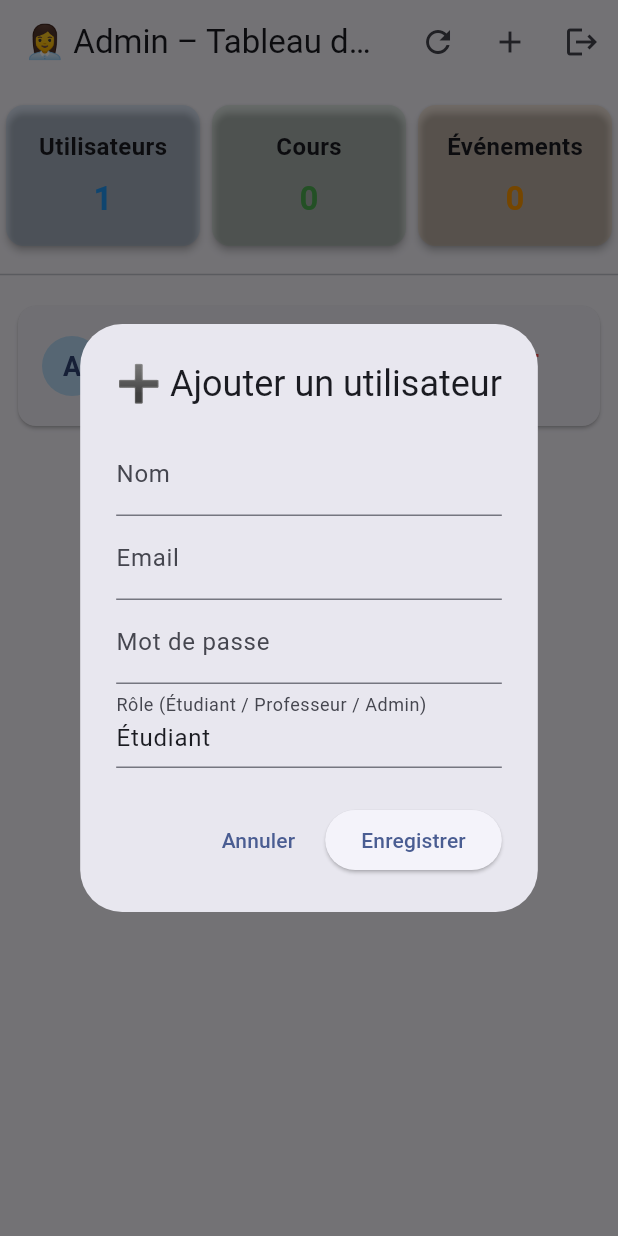
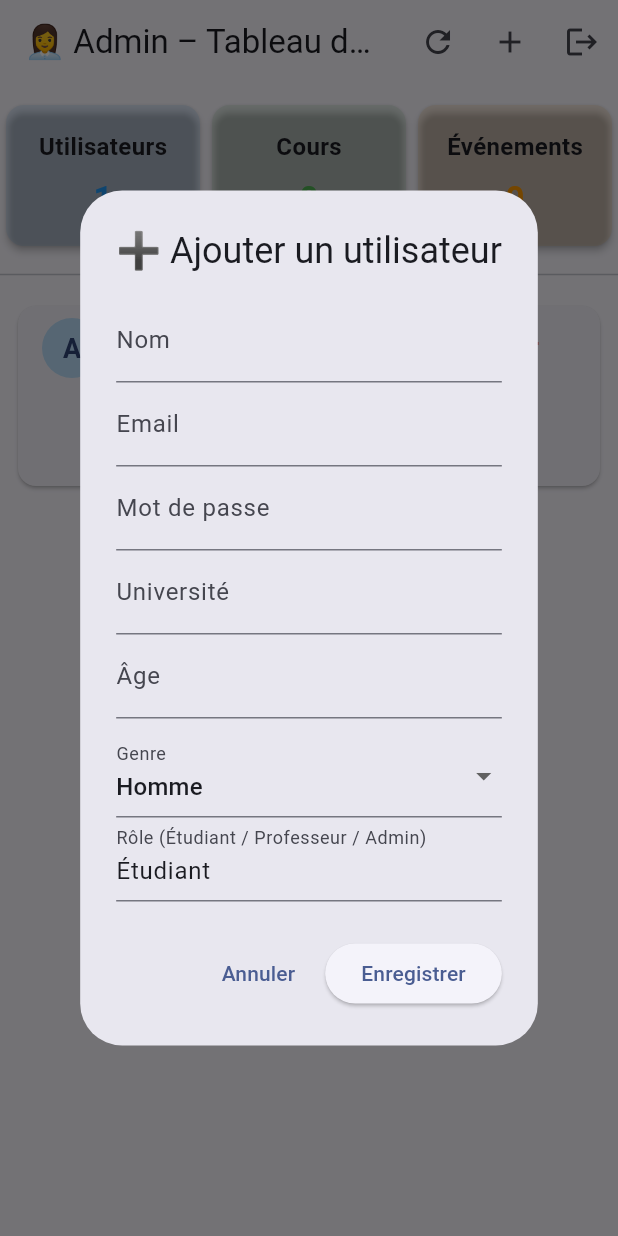
Before and after one commit to Lindamlika96/EduConnect, a Flutter app: the AdminUsersPage screen opened directly, after a tap on the "add" icon, on a phone screen of 412 x 824 dp. Run offline on Flutter 3.47's test engine with Material 3 defaults, Android fonts, the phone set to English and light mode, and no system bars; our stand-ins replace flutter_animate, logger, shared_preferences, sqflite; accounts and stored records are empty.

Commit message:
🚀 Amélioration du module Admin : ajout du tableau de bord complet avec gestion CRUD des utilisateurs (nom, email, âge, genre, université, rôle, etc.)

```diff
--- a/lib/features/admin/pages/admin_users_page.dart
+++ b/lib/features/admin/pages/admin_users_page.dart
@@ -14,7 +14,6 @@ class AdminUsersPage extends StatefulWidget {
 class _AdminUsersPageState extends State<AdminUsersPage> {
   List<Map<String, dynamic>> users = [];
 
-  // 🔹 Variables du mini-dashboard
   int usersCount = 0;
   int coursesCount = 0;
   int eventsCount = 0;
@@ -25,14 +24,20 @@ class _AdminUsersPageState extends State<AdminUsersPage> {
     _loadDashboardData();
   }
 
-  /// ================================
-  /// 🔹 Chargement des données globales
-  /// ================================
+  /// ===============================
+  /// 🔹 Charger les données
+  /// ===============================
   Future<void> _loadDashboardData() async {
     final db = await AppDatabase.database;
     final resultUsers = await db.query('users');
-    final resultCourses = await db.query('course');
-    final resultEvents = await db.query('events');
+
+    // ⚠️ Ces tables (course, events) doivent exister sinon ignorer
+    List<Map<String, dynamic>> resultCourses = [];
+    List<Map<String, dynamic>> resultEvents = [];
+    try {
+      resultCourses = await db.query('course');
+      resultEvents = await db.query('events');
+    } catch (_) {}
 
     setState(() {
       users = resultUsers;
@@ -42,19 +47,26 @@ class _AdminUsersPageState extends State<AdminUsersPage> {
     });
   }
 
+  /// ===============================
   /// 🔹 Supprimer un utilisateur
+  /// ===============================
   Future<void> _deleteUser(int id) async {
     final db = await AppDatabase.database;
     await db.delete('users', where: 'id = ?', whereArgs: [id]);
     _loadDashboardData();
   }
 
+  /// ===============================
   /// 🔹 Ajouter ou modifier un utilisateur
+  /// ===============================
   Future<void> _addOrEditUser({Map<String, dynamic>? user}) async {
     final nameController = TextEditingController(text: user?['name']);
     final emailController = TextEditingController(text: user?['email']);
     final passwordController = TextEditingController(text: user?['password']);
+    final universityController = TextEditingController(text: user?['university']);
     final roleController = TextEditingController(text: user?['role'] ?? 'Étudiant');
+    final ageController = TextEditingController(text: user?['age']?.toString() ?? '');
+    String gender = user?['gender'] ?? 'Homme';
 
     await showDialog(
       context: context,
@@ -67,6 +79,18 @@ class _AdminUsersPageState extends State<AdminUsersPage> {
               TextField(controller: nameController, decoration: const InputDecoration(labelText: "Nom")),
               TextField(controller: emailController, decoration: const InputDecoration(labelText: "Email")),
               TextField(controller: passwordController, decoration: const InputDecoration(labelText: "Mot de passe")),
+              TextField(controller: universityController, decoration: const InputDecoration(labelText: "Université")),
+              TextField(controller: ageController, keyboardType: TextInputType.number, decoration: const InputDecoration(labelText: "Âge")),
+              const SizedBox(height: 10),
+              DropdownButtonFormField<String>(
+                value: gender,
+                items: const [
+                  DropdownMenuItem(value: "Homme", child: Text("Homme")),
+                  DropdownMenuItem(value: "Femme", child: Text("Femme")),
+                ],
+                onChanged: (value) => gender = value ?? "Homme",
+                decoration: const InputDecoration(labelText: "Genre"),
+              ),
               TextField(controller: roleController, decoration: const InputDecoration(labelText: "Rôle (Étudiant / Professeur / Admin)")),
             ],
           ),
@@ -89,6 +113,9 @@ class _AdminUsersPageState extends State<AdminUsersPage> {
                 'name': nameController.text.trim(),
                 'email': emailController.text.trim(),
                 'password': passwordController.text.trim(),
+                'university': universityController.text.trim(),
+                'age': int.tryParse(ageController.text.trim()),
+                'gender': gender,
                 'role': roleController.text.trim(),
                 'created_at': user?['created_at'] ?? now,
                 'updated_at': now,
@@ -110,9 +137,9 @@ class _AdminUsersPageState extends State<AdminUsersPage> {
     );
   }
 
-  /// ================================
+  /// ===============================
   /// 🔹 Widget carte de statistiques
-  /// ================================
+  /// ===============================
   Widget _buildStatCard(String title, int value, Color color) {
     return Expanded(
       child: Card(
@@ -136,9 +163,11 @@ class _AdminUsersPageState extends State<AdminUsersPage> {
     );
   }
 
-  /// 🔹 Déconnexion de l’administrateur
+  /// ===============================
+  /// 🔹 Déconnexion de l’admin
+  /// ===============================
   Future<void> _logoutAdmin() async {
-    await SessionManager.clearSession(); // supprime la session
+    await SessionManager.clearSession();
     if (!mounted) return;
     Navigator.pushAndRemoveUntil(
       context,
@@ -147,9 +176,9 @@ class _AdminUsersPageState extends State<AdminUsersPage> {
     );
   }
 
-  /// ================================
+  /// ===============================
   /// 🔹 Interface principale
-  /// ================================
+  /// ===============================
   @override
   Widget build(BuildContext context) {
     return Scaffold(
@@ -158,7 +187,7 @@ class _AdminUsersPageState extends State<AdminUsersPage> {
         actions: [
           IconButton(icon: const Icon(Icons.refresh), onPressed: _loadDashboardData),
           IconButton(icon: const Icon(Icons.add), onPressed: () => _addOrEditUser()),
-          IconButton(icon: const Icon(Icons.logout), onPressed: _logoutAdmin), // 🚪 Déconnexion
+          IconButton(icon: const Icon(Icons.logout), onPressed: _logoutAdmin),
         ],
       ),
       body: users.isEmpty
@@ -166,8 +195,6 @@ class _AdminUsersPageState extends State<AdminUsersPage> {
           : Column(
         children: [
           const SizedBox(height: 10),
-
-          /// 🧭 Section Dashboard
           Row(
             mainAxisAlignment: MainAxisAlignment.spaceEvenly,
             children: [
@@ -176,10 +203,9 @@ class _AdminUsersPageState extends State<AdminUsersPage> {
               _buildStatCard("Événements", eventsCount, Colors.orange),
             ],
           ),
-
           const Divider(thickness: 1, height: 30),
 
-          /// 📋 Liste des utilisateurs
+          /// 📋 Liste détaillée des utilisateurs
           Expanded(
             child: ListView.builder(
               itemCount: users.length,
@@ -188,18 +214,23 @@ class _AdminUsersPageState extends State<AdminUsersPage> {
                 final name = (u['name'] ?? '').trim();
                 final initial = name.isNotEmpty ? name[0].toUpperCase() : '?';
 
+                final age = u['age']?.toString() ?? '-';
+                final gender = u['gender'] ?? '-';
+                final role = u['role'] ?? '-';
+                final university = u['university'] ?? '-';
+
                 return Card(
                   margin: const EdgeInsets.symmetric(vertical: 6.0, horizontal: 12.0),
                   child: ListTile(
                     leading: CircleAvatar(
                       backgroundColor: Colors.blue.shade100,
-                      child: Text(
-                        initial,
-                        style: const TextStyle(fontWeight: FontWeight.bold, fontSize: 18),
-                      ),
+                      child: Text(initial,
+                          style: const TextStyle(fontWeight: FontWeight.bold, fontSize: 18)),
                     ),
                     title: Text(name.isNotEmpty ? name : 'Utilisateur inconnu'),
-                    subtitle: Text("${u['email'] ?? 'email inconnu'} (${u['role'] ?? 'N/A'})"),
+                    subtitle: Text(
+                        "${u['email'] ?? 'email inconnu'}\n$role | $gender | $age ans\nUniversité : $university"),
+                    isThreeLine: true,
                     trailing: Row(
                       mainAxisSize: MainAxisSize.min,
                       children: [
```
